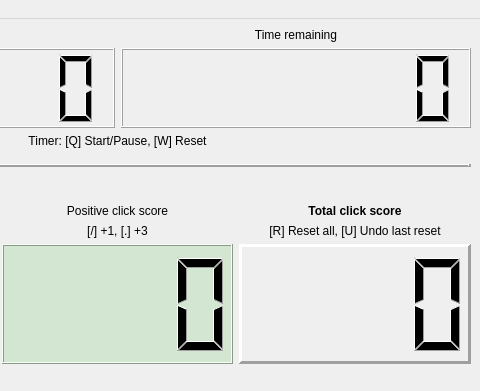
elephark/44clicker, file mainwindow.ui: the form before one commit; both pictures show x 245 to 725 and y 0 to 391 of the 725 by 552 pixel window.
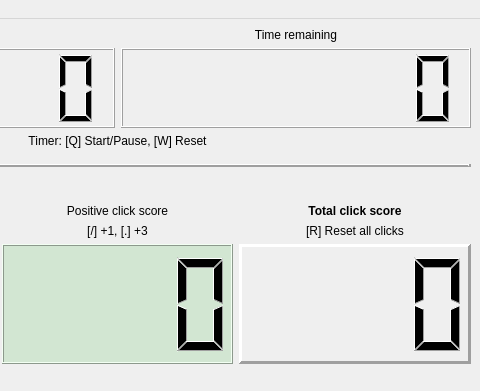
The form after the commit.

The edit to the form file:
```diff
--- a/mainwindow.ui
+++ b/mainwindow.ui
@@ -319,7 +319,7 @@
           <item>
            <widget class="QLabel" name="totalClicksInstructionLabel">
             <property name="text">
-             <string>[R] Reset all, [U] Undo last reset</string>
+             <string>[R] Reset all clicks</string>
             </property>
             <property name="alignment">
              <set>Qt::AlignBottom|Qt::AlignHCenter</set>
```
